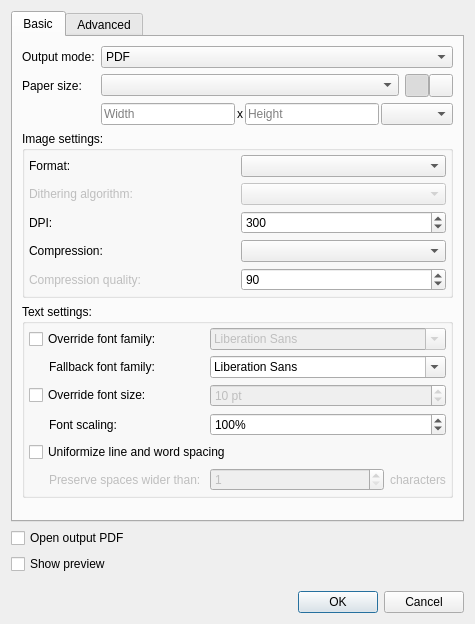
First picture: the form in qt/data/PdfExportDialog.ui, repository manisandro/gImageReader, before the edit.
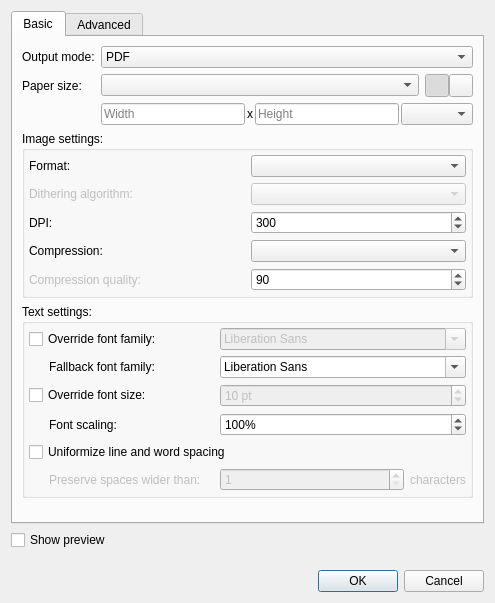
Second picture: the form after the edit. Icons and pictures are not drawn.

Commit message: [Qt] Add generalized "Open after export" checkbox

```diff
--- a/qt/data/PdfExportDialog.ui
+++ b/qt/data/PdfExportDialog.ui
@@ -6,8 +6,8 @@
    <rect>
     <x>0</x>
     <y>0</y>
-    <width>475</width>
-    <height>624</height>
+    <width>495</width>
+    <height>603</height>
    </rect>
   </property>
   <property name="windowTitle">
@@ -17,14 +17,7 @@
    <property name="horizontalSpacing">
     <number>2</number>
    </property>
-   <item row="2" column="0">
-    <widget class="QCheckBox" name="checkBoxOpenOutputPdf">
-     <property name="text">
-      <string>Open output PDF</string>
-     </property>
-    </widget>
-   </item>
-   <item row="4" column="0" colspan="2">
+   <item row="3" column="0" colspan="2">
     <spacer name="verticalSpacer">
      <property name="orientation">
       <enum>Qt::Vertical</enum>
@@ -37,7 +30,7 @@
      </property>
     </spacer>
    </item>
-   <item row="5" column="0" colspan="2">
+   <item row="4" column="0" colspan="2">
     <widget class="QDialogButtonBox" name="buttonBox">
      <property name="orientation">
       <enum>Qt::Horizontal</enum>
@@ -47,7 +40,7 @@
      </property>
     </widget>
    </item>
-   <item row="3" column="0">
+   <item row="2" column="0">
     <widget class="QCheckBox" name="checkBoxPreview">
      <property name="text">
       <string>Show preview</string>
```
The commit also changes 5 other files.
